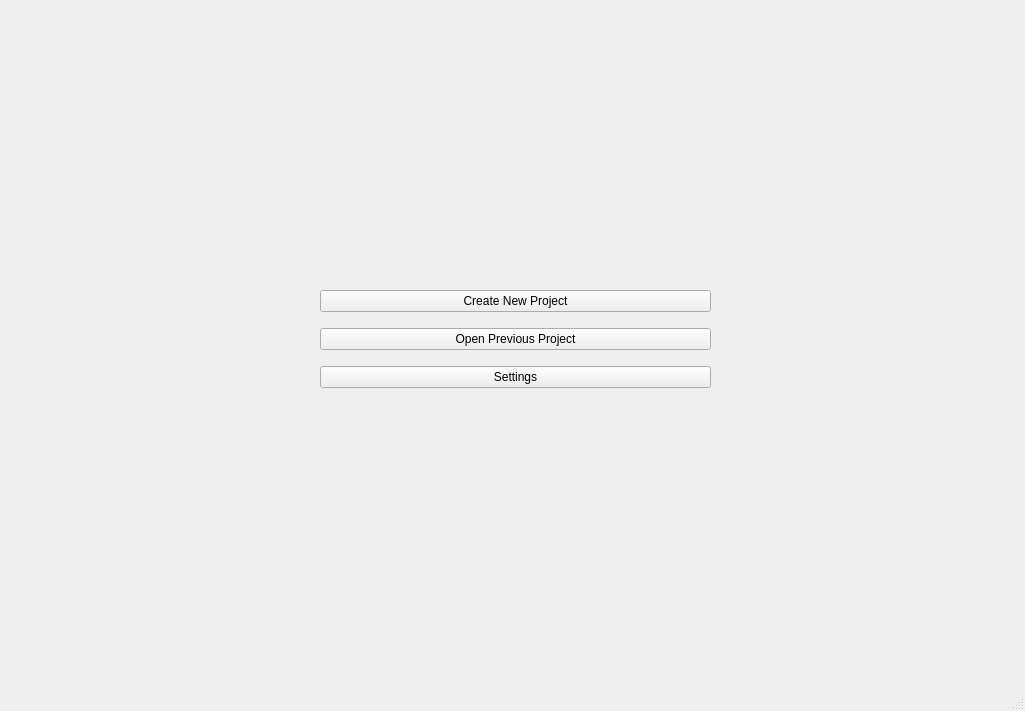
Qt form GUI/src/DVSstartUpPage.ui (smedina7/DVS) before a commit.
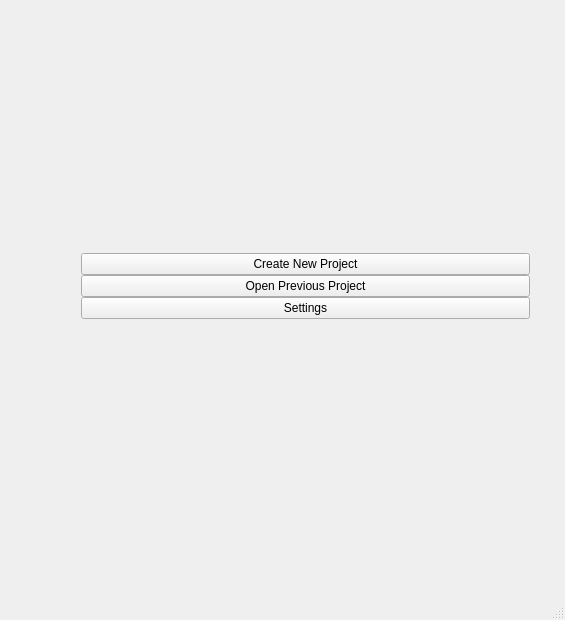
The same form after that commit.

Commit message: resize startup window

The edit to the form file:
```diff
--- a/GUI/src/DVSstartUpPage.ui
+++ b/GUI/src/DVSstartUpPage.ui
@@ -6,8 +6,8 @@
    <rect>
     <x>0</x>
     <y>0</y>
-    <width>1025</width>
-    <height>711</height>
+    <width>565</width>
+    <height>620</height>
    </rect>
   </property>
   <property name="minimumSize">
@@ -23,73 +23,133 @@
    <widget class="QWidget" name="gridLayoutWidget">
     <property name="geometry">
      <rect>
-      <x>320</x>
-      <y>280</y>
-      <width>391</width>
-      <height>121</height>
+      <x>0</x>
+      <y>0</y>
+      <width>561</width>
+      <height>571</height>
      </rect>
     </property>
+    <layout class="QGridLayout" name="gridLayout">
+     <property name="sizeConstraint">
+      <enum>QLayout::SetDefaultConstraint</enum>
+     </property>
+     <property name="spacing">
+      <number>0</number>
+     </property>
+     <item row="0" column="0">
     <layout class="QGridLayout" name="MiddlegridLayout">
-     <item row="0" column="0">
-      <widget class="QPushButton" name="CreateNew_pushButton">
-       <property name="text">
-        <string>Create New Project</string>
+       <property name="sizeConstraint">
+        <enum>QLayout::SetFixedSize</enum>
        </property>
-      </widget>
-     </item>
-     <item row="1" column="0">
+       <property name="leftMargin">
+        <number>1</number>
+       </property>
+       <property name="topMargin">
+        <number>1</number>
+       </property>
+       <property name="rightMargin">
+        <number>1</number>
+       </property>
+       <property name="bottomMargin">
+        <number>1</number>
+       </property>
+       <property name="spacing">
+        <number>-1</number>
+       </property>
+       <item row="4" column="2">
+        <spacer name="horizontalSpacer_10">
+         <property name="orientation">
+          <enum>Qt::Horizontal</enum>
+         </property>
+         <property name="sizeType">
+          <enum>QSizePolicy::Fixed</enum>
+         </property>
+         <property name="sizeHint" stdset="0">
+          <size>
+           <width>30</width>
+           <height>20</height>
+          </size>
+         </property>
+        </spacer>
+       </item>
+       <item row="4" column="1">
+        <spacer name="verticalSpacer_2">
+         <property name="orientation">
+          <enum>Qt::Vertical</enum>
+         </property>
+         <property name="sizeHint" stdset="0">
+          <size>
+           <width>20</width>
+           <height>40</height>
+          </size>
+         </property>
+        </spacer>
+       </item>
+       <item row="2" column="1">
       <widget class="QPushButton" name="CurrentProject_PushButton">
        <property name="text">
         <string>Open Previous Project</string>
        </property>
       </widget>
      </item>
-     <item row="2" column="0">
+       <item row="1" column="1">
+        <widget class="QPushButton" name="CreateNew_pushButton">
+         <property name="text">
+          <string>Create New Project</string>
+         </property>
+        </widget>
+       </item>
+       <item row="3" column="1">
       <widget class="QPushButton" name="Settings_pushButton">
        <property name="text">
         <string>Settings</string>
        </property>
       </widget>
      </item>
-    </layout>
-   </widget>
-   <widget class="QWidget" name="verticalLayoutWidget">
-    <property name="geometry">
-     <rect>
-      <x>9</x>
-      <y>9</y>
-      <width>1011</width>
-      <height>261</height>
-     </rect>
-    </property>
-    <layout class="QVBoxLayout" name="Top_verticalLayout">
+       <item row="2" column="0">
+        <layout class="QHBoxLayout" name="horizontalLayout">
      <item>
-      <spacer name="Top_verticalSpacer">
+          <spacer name="horizontalSpacer_6">
        <property name="orientation">
-        <enum>Qt::Vertical</enum>
-       </property>
+            <enum>Qt::Horizontal</enum>
+           </property>
+           <property name="sizeType">
+            <enum>QSizePolicy::Fixed</enum>
+           </property>
        <property name="sizeHint" stdset="0">
         <size>
-         <width>20</width>
-         <height>40</height>
+             <width>80</width>
+             <height>20</height>
         </size>
        </property>
       </spacer>
      </item>
     </layout>
-   </widget>
-   <widget class="QWidget" name="verticalLayoutWidget_2">
-    <property name="geometry">
-     <rect>
-      <x>10</x>
-      <y>410</y>
-      <width>1011</width>
-      <height>251</height>
-     </rect>
-    </property>
-    <layout class="QVBoxLayout" name="Bottom_verticalLayout">
+       </item>
+       <item row="2" column="2">
+        <layout class="QHBoxLayout" name="horizontalLayout_2">
+         <item>
+          <spacer name="horizontalSpacer_4">
+           <property name="orientation">
+            <enum>Qt::Horizontal</enum>
+           </property>
+           <property name="sizeType">
+            <enum>QSizePolicy::Fixed</enum>
+           </property>
+           <property name="sizeHint" stdset="0">
+            <size>
+             <width>30</width>
+             <height>20</height>
+            </size>
+           </property>
+          </spacer>
+         </item>
+        </layout>
+       </item>
+       <item row="0" column="1">
+        <layout class="QVBoxLayout" name="verticalLayout_7">
      <item>
-      <spacer name="Bottom_verticalSpacer">
+          <spacer name="verticalSpacer">
        <property name="orientation">
         <enum>Qt::Vertical</enum>
        </property>
@@ -102,54 +162,120 @@
       </spacer>
      </item>
     </layout>
-   </widget>
-   <widget class="QWidget" name="horizontalLayoutWidget">
-    <property name="geometry">
-     <rect>
-      <x>9</x>
-      <y>279</y>
-      <width>301</width>
-      <height>121</height>
-     </rect>
-    </property>
-    <layout class="QHBoxLayout" name="Left_horizontalLayout">
-     <item>
-      <spacer name="Left_horizontalSpacer">
+       </item>
+       <item row="3" column="2">
+        <spacer name="horizontalSpacer_5">
+         <property name="orientation">
+          <enum>Qt::Horizontal</enum>
+         </property>
+         <property name="sizeType">
+          <enum>QSizePolicy::Fixed</enum>
+         </property>
+         <property name="sizeHint" stdset="0">
+          <size>
+           <width>30</width>
+           <height>20</height>
+          </size>
+         </property>
+        </spacer>
+       </item>
+       <item row="1" column="0">
+        <spacer name="horizontalSpacer">
        <property name="orientation">
         <enum>Qt::Horizontal</enum>
        </property>
+         <property name="sizeType">
+          <enum>QSizePolicy::Fixed</enum>
+         </property>
        <property name="sizeHint" stdset="0">
         <size>
-         <width>40</width>
+           <width>80</width>
          <height>20</height>
         </size>
        </property>
       </spacer>
      </item>
-    </layout>
-   </widget>
-   <widget class="QWidget" name="horizontalLayoutWidget_2">
-    <property name="geometry">
-     <rect>
-      <x>720</x>
-      <y>280</y>
-      <width>301</width>
-      <height>121</height>
-     </rect>
-    </property>
-    <layout class="QHBoxLayout" name="Right_horizontalLayout">
-     <item>
-      <spacer name="Right_horizontalSpacer">
+       <item row="1" column="2">
+        <spacer name="horizontalSpacer_2">
+         <property name="orientation">
+          <enum>Qt::Horizontal</enum>
+         </property>
+         <property name="sizeType">
+          <enum>QSizePolicy::Fixed</enum>
+         </property>
+         <property name="sizeHint" stdset="0">
+          <size>
+           <width>30</width>
+           <height>20</height>
+          </size>
+         </property>
+        </spacer>
+       </item>
+       <item row="0" column="0">
+        <spacer name="horizontalSpacer_7">
        <property name="orientation">
         <enum>Qt::Horizontal</enum>
        </property>
+         <property name="sizeType">
+          <enum>QSizePolicy::Fixed</enum>
+         </property>
        <property name="sizeHint" stdset="0">
         <size>
-         <width>40</width>
+           <width>80</width>
          <height>20</height>
         </size>
        </property>
       </spacer>
+       </item>
+       <item row="0" column="2">
+        <spacer name="horizontalSpacer_8">
+         <property name="orientation">
+          <enum>Qt::Horizontal</enum>
+         </property>
+         <property name="sizeType">
+          <enum>QSizePolicy::Fixed</enum>
+         </property>
+         <property name="sizeHint" stdset="0">
+          <size>
+           <width>30</width>
+           <height>20</height>
+          </size>
+         </property>
+        </spacer>
+       </item>
+       <item row="4" column="0">
+        <spacer name="horizontalSpacer_9">
+         <property name="orientation">
+          <enum>Qt::Horizontal</enum>
+         </property>
+         <property name="sizeType">
+          <enum>QSizePolicy::Fixed</enum>
+         </property>
+         <property name="sizeHint" stdset="0">
+          <size>
+           <width>80</width>
+           <height>20</height>
+          </size>
+         </property>
+        </spacer>
+       </item>
+       <item row="3" column="0">
+        <spacer name="horizontalSpacer_3">
+         <property name="orientation">
+          <enum>Qt::Horizontal</enum>
+         </property>
+         <property name="sizeType">
+          <enum>QSizePolicy::Fixed</enum>
+         </property>
+         <property name="sizeHint" stdset="0">
+          <size>
+           <width>80</width>
+           <height>20</height>
+          </size>
+         </property>
+        </spacer>
+       </item>
+      </layout>
      </item>
     </layout>
    </widget>
```
Left out of the diff: 4 changed lines with no effect on the pictures. Lines whose indentation alone changed are shown as unchanged. The commit also changes 3 other files.
